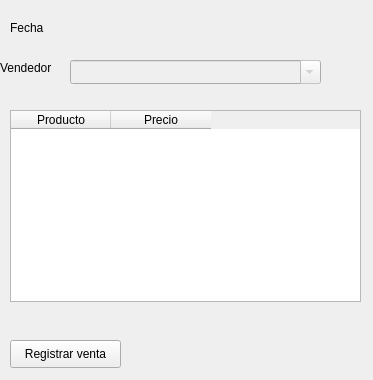
Above: GUI/VentanaAlta.ui from MartinRomero1/pp3 before the change. Below: the same form after it.
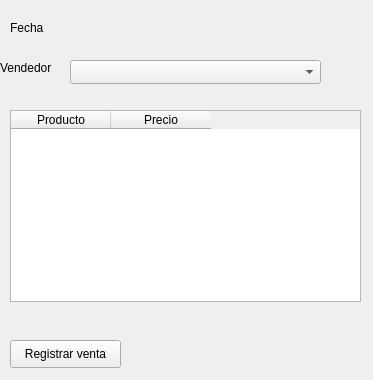
That is the form after the change.

Commit message: user a combo alta falta

What changed in the file:
```diff
--- a/GUI/VentanaAlta.ui
+++ b/GUI/VentanaAlta.ui
@@ -54,7 +54,7 @@
   </widget>
   <widget class="QComboBox" name="listavendedor">
    <property name="enabled">
-    <bool>false</bool>
+    <bool>true</bool>
    </property>
    <property name="geometry">
     <rect>
@@ -64,7 +64,10 @@
      <height>24</height>
     </rect>
    </property>
-   <property name="editable">
+   <property name="currentIndex">
+    <number>-1</number>
+   </property>
+   <property name="frame">
     <bool>true</bool>
    </property>
   </widget>
```
The commit also changes 47 other files.
